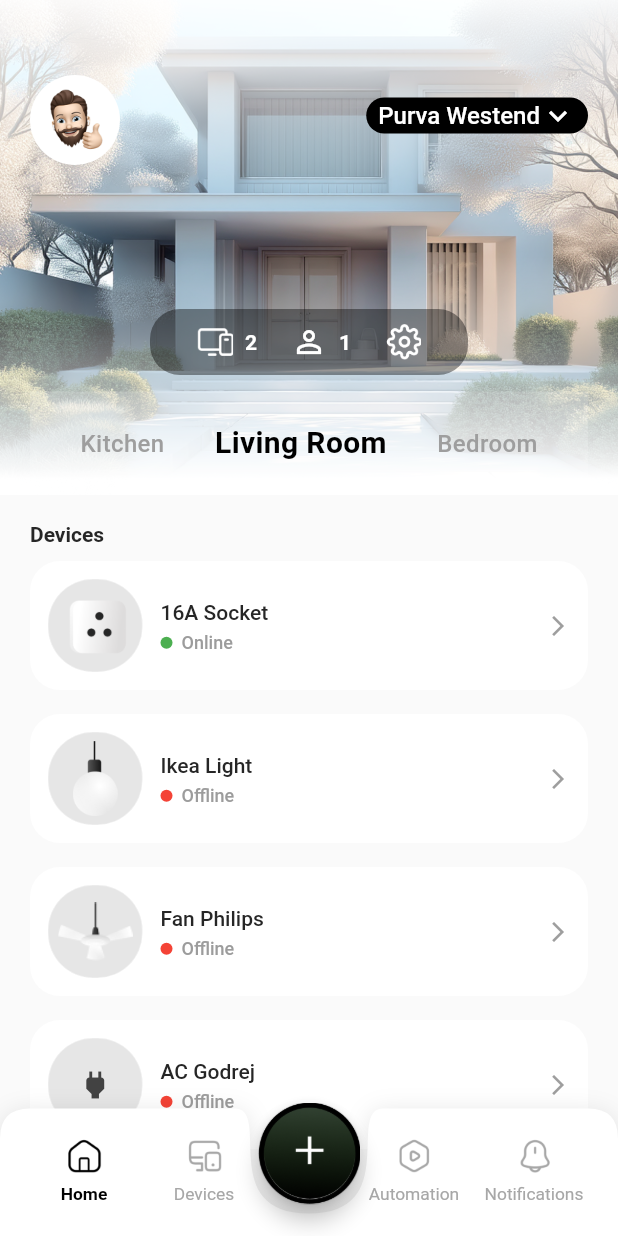
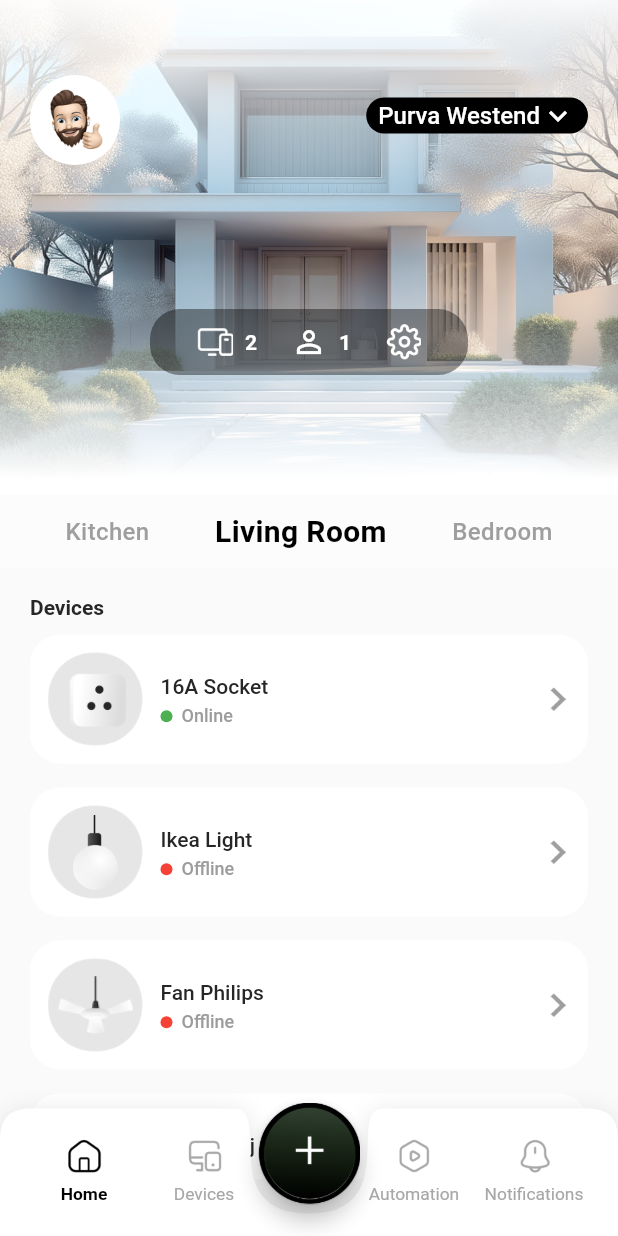
Before and after one commit to mohd-afid/machine_task, a Flutter app: the screen it shows after launch, on a phone screen of 412 x 824 dp. Run offline on Flutter 3.47's test engine with Material 3 defaults, Android fonts, the phone set to English and light mode, and no system bars.

Commit message:
design fix

```diff
--- a/lib/presentation/screens/home_screen.dart
+++ b/lib/presentation/screens/home_screen.dart
@@ -29,6 +29,8 @@ class _HomeScreenState extends State<HomeScreen> {
         crossAxisAlignment: CrossAxisAlignment.start,
         children: [
           const HeaderSection(),
+
+          const RoomSelector(),
           const SizedBox(height: 16),
           const Padding(
             padding: EdgeInsets.symmetric(horizontal: 20.0),
--- a/lib/presentation/widgets/device_list.dart
+++ b/lib/presentation/widgets/device_list.dart
@@ -14,7 +14,7 @@ class DeviceList extends StatelessWidget {
 
   @override
   Widget build(BuildContext context) {
-    return Container(height: MediaQuery.of(context).size.height * .49,
+    return Container(height: MediaQuery.of(context).size.height * .45,
       child: ListView.builder(
         itemCount: devices.length,
         itemBuilder: (context, index) {
--- a/lib/presentation/widgets/device_list_item.dart
+++ b/lib/presentation/widgets/device_list_item.dart
@@ -10,8 +10,8 @@ class DeviceListItem extends StatelessWidget {
   @override
   Widget build(BuildContext context) {
     return Container(
-      width: 365, // Fixed width from Figma
-      height: 86, // Fixed height from Figma
+      width: 365,
+      height: 86,
       margin: const EdgeInsets.symmetric(horizontal: 20, vertical: 8),
       padding: const EdgeInsets.all(12),
       decoration: BoxDecoration(
@@ -85,10 +85,11 @@ class DeviceListItem extends StatelessWidget {
             ),
           ),
           const Spacer(),
-          Icon(
-            Icons.arrow_forward_ios,
+          Image.asset(
+            'lib/assets/icons/arrow.png',
+            width: 16,
+            height: 16,
             color: AppColors.grey,
-            size: 16,
           ),
         ],
       ),
--- a/lib/presentation/widgets/header_section.dart
+++ b/lib/presentation/widgets/header_section.dart
@@ -110,13 +110,7 @@ class HeaderSection extends StatelessWidget {
               ),
             ),
           ),
-          Positioned(
 
-            bottom: 0,
-            left: 20,
-            right: 20,
-            child: RoomSelector(),
-          ),
         ],
       ),
     );
--- a/lib/presentation/widgets/room_selector.dart
+++ b/lib/presentation/widgets/room_selector.dart
@@ -15,9 +15,9 @@ class _RoomSelectorState extends State<RoomSelector> {
   @override
   Widget build(BuildContext context) {
     return Container(
-      color: AppColors.white.withOpacity(.16),
+      color: AppColors.white.withOpacity(.46),
       child: Padding(
-        padding: const EdgeInsets.symmetric(vertical: 20.0),
+        padding: const EdgeInsets.symmetric(vertical: 10.0),
         child: Row(
           mainAxisAlignment: MainAxisAlignment.spaceEvenly,
           children: List.generate(_rooms.length, (index) {
```
Also changed, not shown: lib/assets/icons/arrow.png (added).
